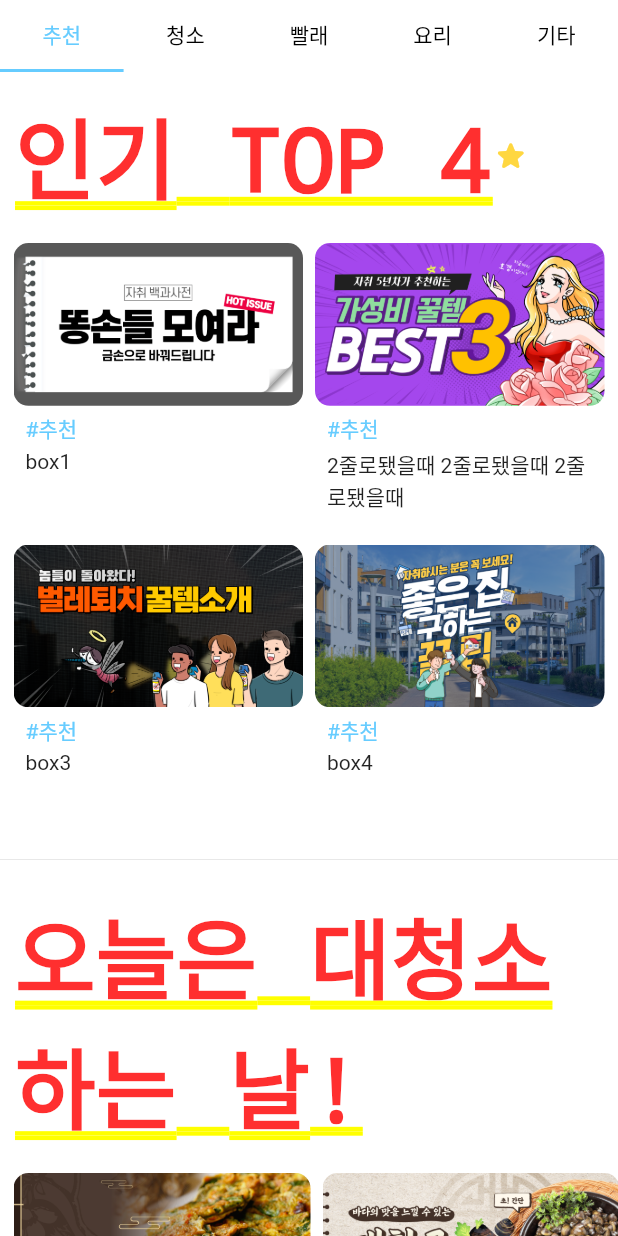
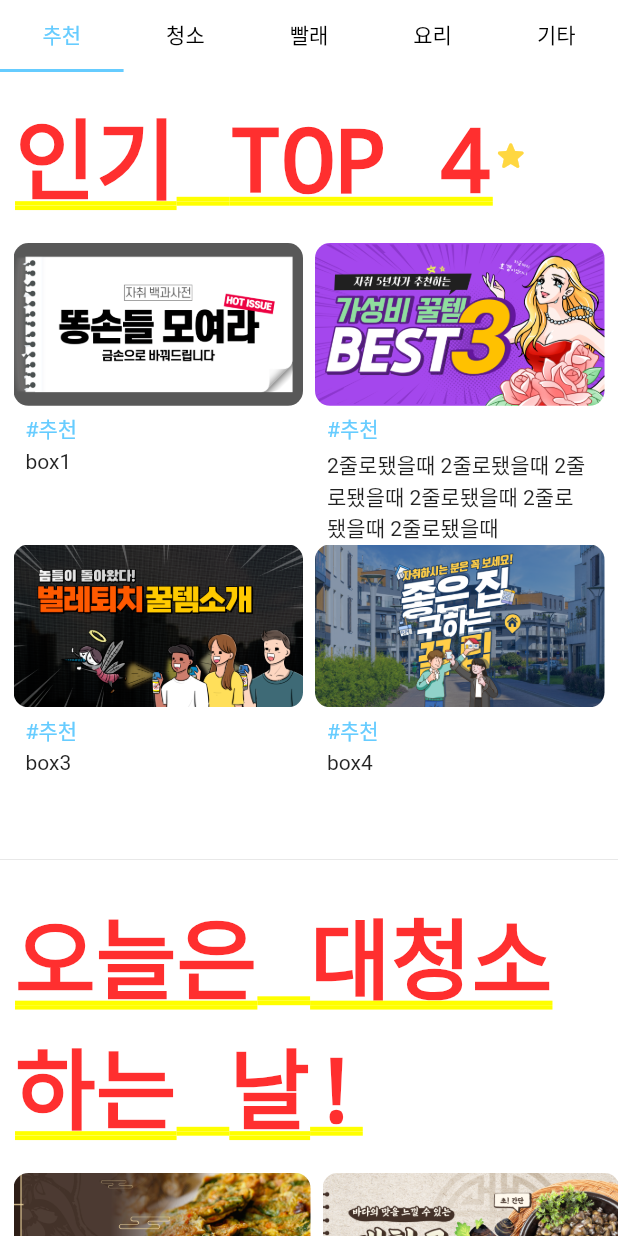
Before and after one commit to 2022-opensourse-mobile/a_living_dictionary, a Flutter app: the DictionaryPage screen opened directly, on a phone screen of 412 x 824 dp. Run offline on Flutter 3.47's test engine with Material 2 defaults, Android fonts, the phone set to English and light mode, and no system bars; our stand-ins replace carousel_slider, cloud_firestore, firebase_core, firebase_storage; accounts and stored records are empty.

Commit message:
11.12 DictionaryPage update

```diff
--- a/lib/DictionaryPage.dart
+++ b/lib/DictionaryPage.dart
@@ -11,7 +11,7 @@ ThemeColor themeColor = ThemeColor();
 // 기존 txtValue의 2번째 내용 수정
 List<String> txtValue = [
   'box1',
-  '2줄로됐을때 2줄로됐을때 2줄로됐을때',
+  '2줄로됐을때 2줄로됐을때 2줄로됐을때 2줄로됐을때 2줄로됐을때 2줄로됐을때',
   'box3',
   'box4',
   'box4',
@@ -35,7 +35,8 @@ class DictionaryPage extends StatefulWidget {
 
 class _DictionaryPageState extends State<DictionaryPage> with TickerProviderStateMixin {
   late TabController _tabController;
-
+  var width, portraitH, landscapeH;
+  var isPortrait;
   @override
   void initState() {
     super.initState();
@@ -44,6 +45,12 @@ class _DictionaryPageState extends State<DictionaryPage> with TickerProviderStat
 
   @override
   Widget build(BuildContext context) {
+    final deviceSize = MediaQuery.of(context).size;
+    width = deviceSize.width / 2; // 세로모드 및 가로모드 높이
+    portraitH = deviceSize.height / 4; // 세로모드 높이
+    landscapeH = deviceSize.height / 1.3; // 가로모드 높이
+    isPortrait = MediaQuery.of(context).orientation == Orientation.portrait;
+
     return Column(
       crossAxisAlignment: CrossAxisAlignment.stretch,
       children: <Widget>[
@@ -145,7 +152,7 @@ class _DictionaryPageState extends State<DictionaryPage> with TickerProviderStat
         },
         gridDelegate: SliverGridDelegateWithFixedCrossAxisCount(
           crossAxisCount: 2,
-          childAspectRatio: (MediaQuery.of(context).size.width / 2) / (MediaQuery.of(context).size.height / 4),
+          childAspectRatio: width / (isPortrait? portraitH : landscapeH),
           // childAspectRatio: 1 / 1, // 가로 세로 비율
         ),
       ),
@@ -156,8 +163,9 @@ class _DictionaryPageState extends State<DictionaryPage> with TickerProviderStat
   Widget post(BuildContext context, int index, String tabName, List<String> imgList, List<String> textList) {
     return Container(
       margin: EdgeInsets.symmetric(horizontal: 0),
-      width: MediaQuery.of(context).size.width / 2,
-      height: MediaQuery.of(context).size.height / 4,
+      width: width,
+      height: isPortrait? portraitH : landscapeH,
+
       child: InkWell(
         onTap: () {
           // Navigator.push(context, MaterialPageRoute(builder: (context) => tempPage(context)));
@@ -265,7 +273,7 @@ class _DictionaryPageState extends State<DictionaryPage> with TickerProviderStat
                   child: BackdropFilter(
                     filter: ImageFilter.blur(sigmaX: 23.0, sigmaY: 23.0),
                     child: Container(
-                      decoration: BoxDecoration(color: Colors.white.withOpacity(0)),
+                      decoration: BoxDecoration(color: Colors.black.withOpacity(0)),
                     ),
                   ),
                 ),
```
Also changed, not shown: lib/MainPage.dart (+18 -7 lines), 1 other file.
